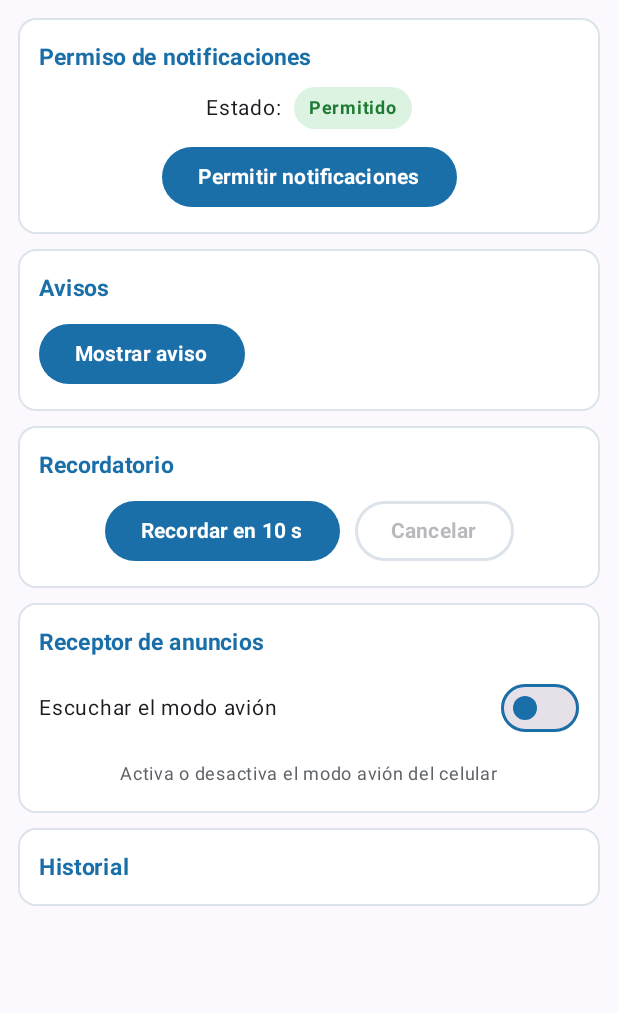
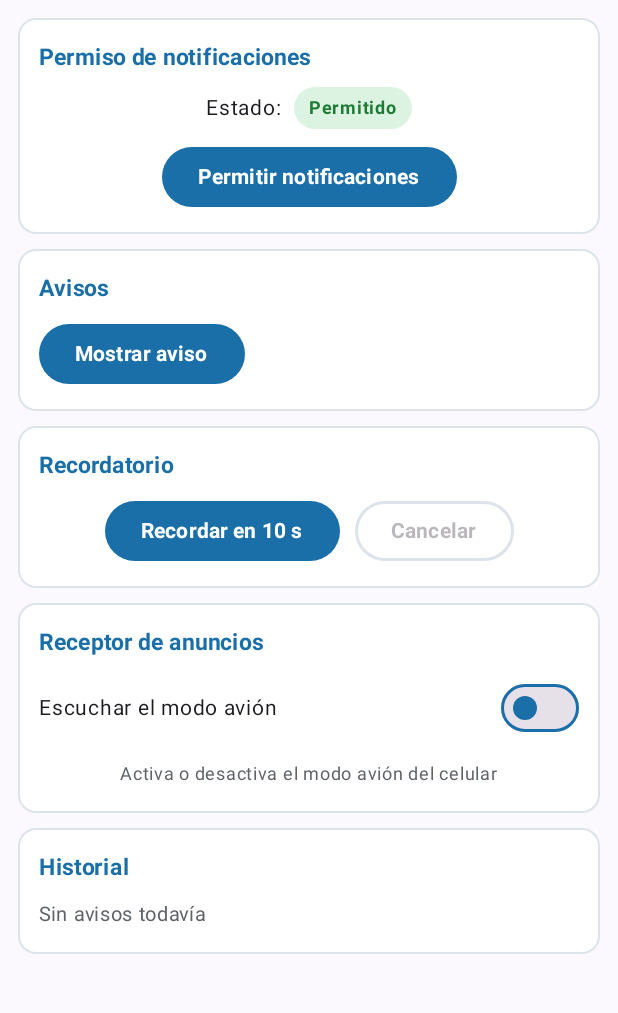
Before and after one commit to josedev123-eng/AvisosCampus, an Android app built with Jetpack Compose: the screen it shows after launch (MainActivity), on a phone screen of 412 x 824 dp, the part 96-1109 px from its top. Run offline under Robolectric (Android 15) with nearby library versions, the phone set to English and light mode, and no system bars.

Commit message:
feat(ui): agrega historial de avisos

```diff
--- /dev/null
+++ b/app/src/main/java/com/rojas/avisoscampus/ui/HistorialAvisos.kt
@@ -0,0 +1,107 @@
+package com.rojas.avisoscampus.ui
+
+import androidx.compose.foundation.BorderStroke
+import androidx.compose.foundation.background
+import androidx.compose.foundation.layout.Arrangement
+import androidx.compose.foundation.layout.Column
+import androidx.compose.foundation.layout.Row
+import androidx.compose.foundation.layout.Spacer
+import androidx.compose.foundation.layout.fillMaxWidth
+import androidx.compose.foundation.layout.padding
+import androidx.compose.foundation.layout.width
+import androidx.compose.foundation.shape.RoundedCornerShape
+import androidx.compose.material3.Card
+import androidx.compose.material3.CardDefaults
+import androidx.compose.material3.MaterialTheme
+import androidx.compose.material3.Text
+import androidx.compose.runtime.Composable
+import androidx.compose.ui.Alignment
+import androidx.compose.ui.Modifier
+import androidx.compose.ui.graphics.Color
+import androidx.compose.ui.text.font.FontWeight
+import androidx.compose.ui.unit.dp
+import androidx.compose.ui.unit.sp
+import com.rojas.avisoscampus.model.Aviso
+import com.rojas.avisoscampus.model.Origen
+import com.rojas.avisoscampus.ui.theme.BordeTarjeta
+import com.rojas.avisoscampus.ui.theme.FilaGris
+import com.rojas.avisoscampus.ui.theme.GrisTexto
+import com.rojas.avisoscampus.ui.theme.OrigenBoton
+import com.rojas.avisoscampus.ui.theme.OrigenModoAvion
+import com.rojas.avisoscampus.ui.theme.OrigenRecordatorio
+
+// Tarjeta con la lista de avisos. No conoce al ViewModel, solo recibe la lista.
+@Composable
+fun HistorialAvisos(avisos: List<Aviso>) {
+    Card(
+        modifier = Modifier.fillMaxWidth(),
+        shape = RoundedCornerShape(12.dp),
+        colors = CardDefaults.cardColors(containerColor = Color.White),
+        border = BorderStroke(1.dp, BordeTarjeta)
+    ) {
+        Column(
+            modifier = Modifier.padding(14.dp),
+            verticalArrangement = Arrangement.spacedBy(8.dp)
+        ) {
+            Text(
+                text = "Historial",
+                color = MaterialTheme.colorScheme.primary,
+                fontWeight = FontWeight.Bold,
+                fontSize = 15.sp
+            )
+
+            if (avisos.isEmpty()) {
+                Text(
+                    text = "Sin avisos todavía",
+                    color = GrisTexto,
+                    fontSize = 13.sp
+                )
+            } else {
+                // Son pocas filas, por eso uso Column con forEach y no LazyColumn
+                avisos.take(20).forEach { aviso ->
+                    FilaAviso(aviso)
+                }
+            }
+        }
+    }
+}
+
+@Composable
+fun FilaAviso(aviso: Aviso) {
+    Row(
+        modifier = Modifier
+            .fillMaxWidth()
+            .background(FilaGris, RoundedCornerShape(8.dp))
+            .padding(horizontal = 10.dp, vertical = 8.dp),
+        verticalAlignment = Alignment.CenterVertically
+    ) {
+        EtiquetaOrigen(aviso.origen)
+        Spacer(modifier = Modifier.width(8.dp))
+        Column(modifier = Modifier.weight(1f)) {
+            Text(text = aviso.titulo, fontWeight = FontWeight.Bold, fontSize = 14.sp)
+            Text(text = aviso.texto, color = GrisTexto, fontSize = 12.sp)
+        }
+        Spacer(modifier = Modifier.width(8.dp))
+        Text(text = aviso.hora, color = GrisTexto, fontSize = 12.sp)
+    }
+}
+
+@Composable
+fun EtiquetaOrigen(origen: Origen) {
+    val fondo = when (origen) {
+        Origen.BOTON -> OrigenBoton
+        Origen.RECORDATORIO -> OrigenRecordatorio
+        Origen.MODO_AVION -> OrigenModoAvion
+    }
+    // la etiqueta amarilla se lee mejor con letra oscura
+    val letra = if (origen == Origen.RECORDATORIO) Color(0xFF3A2A00) else Color.White
+    Text(
+        text = origen.texto,
+        color = letra,
+        fontSize = 11.sp,
+        fontWeight = FontWeight.Bold,
+        modifier = Modifier
+            .background(fondo, RoundedCornerShape(50))
+            .padding(horizontal = 8.dp, vertical = 2.dp)
+    )
+}
--- a/app/src/main/java/com/rojas/avisoscampus/ui/PantallaAvisos.kt
+++ b/app/src/main/java/com/rojas/avisoscampus/ui/PantallaAvisos.kt
@@ -64,6 +64,7 @@ fun PantallaAvisos(vm: AvisosViewModel) {
     val permiso by vm.permiso.collectAsState()
     val faltan by vm.faltan.collectAsState()
     val escuchando by vm.escuchandoAvion.collectAsState()
+    val avisos by vm.avisos.collectAsState()
 
     // Paso 2: pedir el permiso de notificaciones
     val lanzador = rememberLauncherForActivityResult(
@@ -203,9 +204,7 @@ fun PantallaAvisos(vm: AvisosViewModel) {
                 )
             }
 
-            Tarjeta(titulo = "Historial") {
-                // TODO Paso 7: lista de avisos
-            }
+            HistorialAvisos(avisos)
 
         }
     }
```
